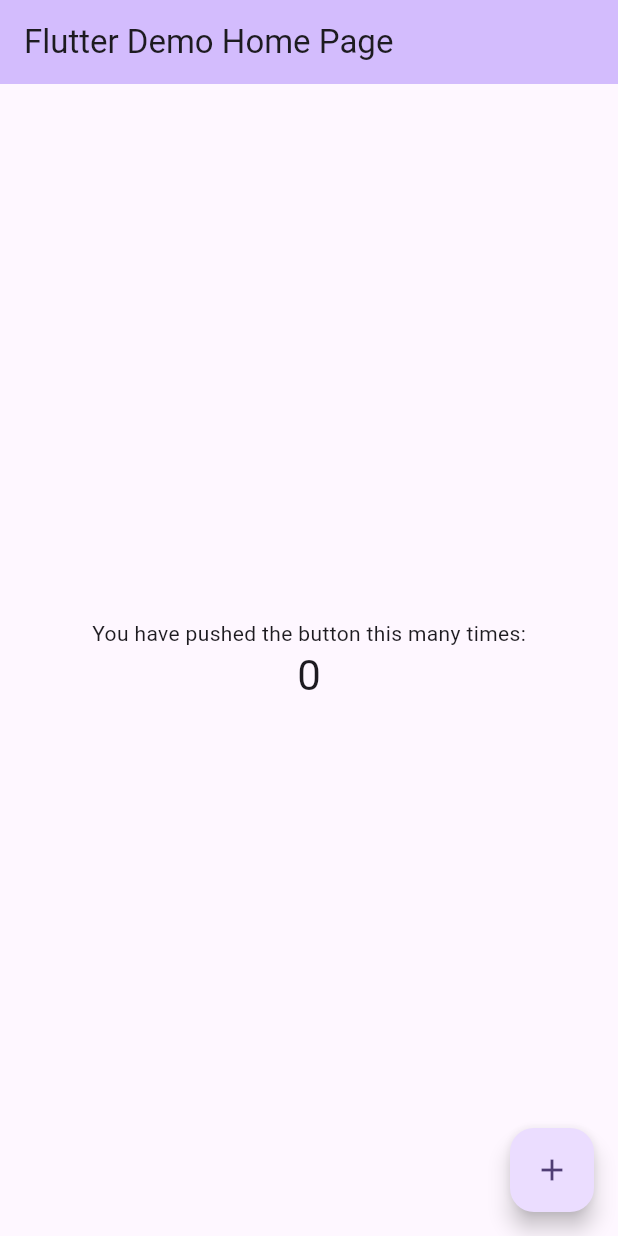
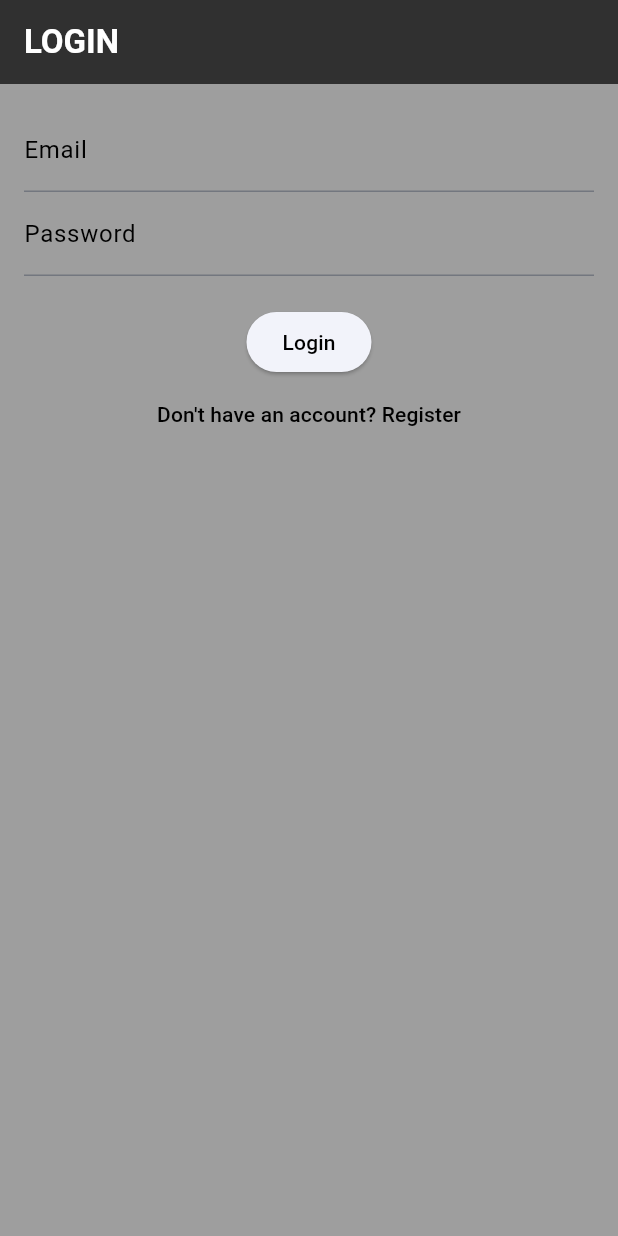
Before and after one commit to jggsu00/4Students, a Flutter app: the screen it shows after launch, on a phone screen of 412 x 824 dp. Run offline on Flutter 3.47's test engine with Material 3 defaults, Android fonts, the phone set to English and light mode, and no system bars; our stand-ins replace firebase_auth, firebase_core, qr_flutter; accounts and stored records are empty.

Commit message:
Setup a starting point. Simple Login/Register, and Test QR Code

```diff
--- /dev/null
+++ b/lib/login_screen.dart
@@ -0,0 +1,66 @@
+import 'package:flutter/material.dart';
+import 'package:firebase_auth/firebase_auth.dart';
+import 'package:fourstudents/qr_test_screen.dart';
+import 'register_screen.dart';
+import 'main.dart';
+
+class LoginScreen extends StatefulWidget {
+  const LoginScreen({super.key});
+
+  @override
+  State<LoginScreen> createState() => _LoginScreenState();
+}
+
+class _LoginScreenState extends State<LoginScreen> {
+  final TextEditingController _email = TextEditingController();
+  final TextEditingController _password = TextEditingController();
+  final FirebaseAuth _auth = FirebaseAuth.instance;
+
+  Future<void> _login() async {
+    try {
+      await _auth.signInWithEmailAndPassword(
+          email: _email.text, password: _password.text);
+      Navigator.pushReplacement(context, MaterialPageRoute(builder: (_) => QrTestScreen()));
+    } catch (e) {
+      ScaffoldMessenger.of(context).showSnackBar(
+        SnackBar(content: Text('Login failed: ${e.toString()}')),
+      );
+    }
+  }
+
+  @override
+  Widget build(BuildContext context) {
+    return Scaffold(
+      backgroundColor: Colors.grey,
+      appBar: AppBar(
+        backgroundColor: Colors.grey[850],
+        foregroundColor: Colors.white,
+        title: const Text(
+          "LOGIN",
+          style: TextStyle(fontWeight: FontWeight.bold),
+        ),
+      ),
+      body: Padding(
+        padding: const EdgeInsets.all(16.0),
+        child: Column(
+          children: [
+            TextField(controller: _email, decoration: const InputDecoration(labelText: 'Email', labelStyle: TextStyle(color: Colors.black))),
+            TextField(
+              controller: _password,
+              decoration: const InputDecoration(labelText: 'Password', labelStyle: TextStyle(color: Colors.black)),
+              obscureText: true,
+            ),
+            const SizedBox(height: 20),
+            ElevatedButton(onPressed: _login, child: const Text('Login', style: TextStyle(color: Colors.black),)),
+            TextButton(
+              onPressed: () {
+                Navigator.push(context, MaterialPageRoute(builder: (_) => const RegisterScreen()));
+              },
+              child: const Text("Don't have an account? Register", style: TextStyle(color: Colors.black),),
+            )
+          ],
+        ),
+      ),
+    );
+  }
+}
--- a/lib/main.dart
+++ b/lib/main.dart
@@ -1,125 +1,39 @@
 import 'package:flutter/material.dart';
+import 'package:firebase_core/firebase_core.dart';
+import 'package:firebase_auth/firebase_auth.dart';
+import 'login_screen.dart';
+import 'qr_test_screen.dart';
 
-void main() {
+void main() async {
+  WidgetsFlutterBinding.ensureInitialized();
+  await Firebase.initializeApp();
   runApp(const MyApp());
 }
 
 class MyApp extends StatelessWidget {
   const MyApp({super.key});
 
-  // This widget is the root of your application.
   @override
   Widget build(BuildContext context) {
     return MaterialApp(
-      title: 'Flutter Demo',
+      debugShowCheckedModeBanner: false,
+      title: 'QR Test App',
       theme: ThemeData(
-        // This is the theme of your application.
-        //
-        // TRY THIS: Try running your application with "flutter run". You'll see
-        // the application has a purple toolbar. Then, without quitting the app,
-        // try changing the seedColor in the colorScheme below to Colors.green
-        // and then invoke "hot reload" (save your changes or press the "hot
-        // reload" button in a Flutter-supported IDE, or press "r" if you used
-        // the command line to start the app).
-        //
-        // Notice that the counter didn't reset back to zero; the application
-        // state is not lost during the reload. To reset the state, use hot
-        // restart instead.
-        //
-        // This works for code too, not just values: Most code changes can be
-        // tested with just a hot reload.
-        colorScheme: ColorScheme.fromSeed(seedColor: Colors.deepPurple),
+        colorScheme: ColorScheme.fromSeed(seedColor: Colors.blue),
         useMaterial3: true,
       ),
-      home: const MyHomePage(title: 'Flutter Demo Home Page'),
+      home: StreamBuilder<User?>(
+        stream: FirebaseAuth.instance.authStateChanges(),
+        builder: (context, snapshot) {
+          if (snapshot.connectionState == ConnectionState.waiting) {
+            return const Center(child: CircularProgressIndicator());
+          } else if (snapshot.hasData) {
+            return QrTestScreen();
+          } else {
+            return const LoginScreen();
+          }
+        },
+      ),
     );
   }
 }
-
-class MyHomePage extends StatefulWidget {
-  const MyHomePage({super.key, required this.title});
-
-  // This widget is the home page of your application. It is stateful, meaning
-  // that it has a State object (defined below) that contains fields that affect
-  // how it looks.
-
-  // This class is the configuration for the state. It holds the values (in this
-  // case the title) provided by the parent (in this case the App widget) and
-  // used by the build method of the State. Fields in a Widget subclass are
-  // always marked "final".
-
-  final String title;
-
-  @override
-  State<MyHomePage> createState() => _MyHomePageState();
-}
-
-class _MyHomePageState extends State<MyHomePage> {
-  int _counter = 0;
-
-  void _incrementCounter() {
-    setState(() {
-      // This call to setState tells the Flutter framework that something has
-      // changed in this State, which causes it to rerun the build method below
-      // so that the display can reflect the updated values. If we changed
-      // _counter without calling setState(), then the build method would not be
-      // called again, and so nothing would appear to happen.
-      _counter++;
-    });
-  }
-
-  @override
-  Widget build(BuildContext context) {
-    // This method is rerun every time setState is called, for instance as done
-    // by the _incrementCounter method above.
-    //
-    // The Flutter framework has been optimized to make rerunning build methods
-    // fast, so that you can just rebuild anything that needs updating rather
-    // than having to individually change instances of widgets.
-    return Scaffold(
-      appBar: AppBar(
-        // TRY THIS: Try changing the color here to a specific color (to
-        // Colors.amber, perhaps?) and trigger a hot reload to see the AppBar
-        // change color while the other colors stay the same.
-        backgroundColor: Theme.of(context).colorScheme.inversePrimary,
-        // Here we take the value from the MyHomePage object that was created by
-        // the App.build method, and use it to set our appbar title.
-        title: Text(widget.title),
-      ),
-      body: Center(
-        // Center is a layout widget. It takes a single child and positions it
-        // in the middle of the parent.
-        child: Column(
-          // Column is also a layout widget. It takes a list of children and
-          // arranges them vertically. By default, it sizes itself to fit its
-          // children horizontally, and tries to be as tall as its parent.
-          //
-          // Column has various properties to control how it sizes itself and
-          // how it positions its children. Here we use mainAxisAlignment to
-          // center the children vertically; the main axis here is the vertical
-          // axis because Columns are vertical (the cross axis would be
-          // horizontal).
-          //
-          // TRY THIS: Invoke "debug painting" (choose the "Toggle Debug Paint"
-          // action in the IDE, or press "p" in the console), to see the
-          // wireframe for each widget.
-          mainAxisAlignment: MainAxisAlignment.center,
-          children: <Widget>[
-            const Text(
-              'You have pushed the button this many times:',
-            ),
-            Text(
-              '$_counter',
-              style: Theme.of(context).textTheme.headlineMedium,
-            ),
-          ],
-        ),
-      ),
-      floatingActionButton: FloatingActionButton(
-        onPressed: _incrementCounter,
-        tooltip: 'Increment',
-        child: const Icon(Icons.add),
-      ), // This trailing comma makes auto-formatting nicer for build methods.
-    );
-  }
-}
--- a/pubspec.yaml
+++ b/pubspec.yaml
@@ -30,6 +30,10 @@ environment:
 dependencies:
   flutter:
     sdk: flutter
+  firebase_core: ^2.24.2
+  firebase_auth: ^4.17.4
+  cloud_firestore: ^4.12.2
+  qr_flutter: ^4.1.0
 
   # The following adds the Cupertino Icons font to your application.
   # Use with the CupertinoIcons class for iOS style icons.
```
Also changed, not shown: lib/qr_test_screen.dart (added, +36 -0 lines), lib/register_screen.dart (added, +59 -0 lines), firebase.json, lib/firebase_options.dart (added), pubspec.lock, 16 other files.
